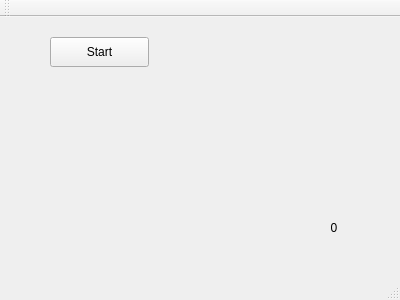
First picture: the form in gui.ui, repository zakeriPa/Lauflicht, before the edit.
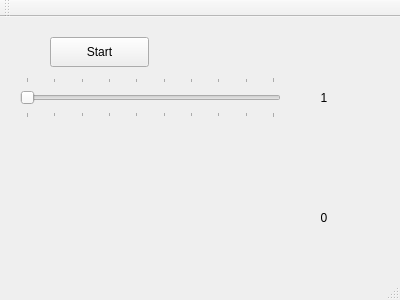
Second picture: the form after the edit.

What changed in the file:
```diff
--- a/gui.ui
+++ b/gui.ui
@@ -30,8 +30,8 @@
    <widget class="QLabel" name="blinkLabel">
     <property name="geometry">
      <rect>
-      <x>300</x>
-      <y>200</y>
+      <x>290</x>
+      <y>190</y>
       <width>68</width>
       <height>22</height>
      </rect>
@@ -43,6 +43,47 @@
      <set>Qt::AlignCenter</set>
     </property>
    </widget>
+   <widget class="QSlider" name="speedSlider">
+    <property name="geometry">
+     <rect>
+      <x>20</x>
+      <y>60</y>
+      <width>261</width>
+      <height>41</height>
+     </rect>
+    </property>
+    <property name="minimum">
+     <number>1</number>
+    </property>
+    <property name="maximum">
+     <number>10</number>
+    </property>
+    <property name="orientation">
+     <enum>Qt::Horizontal</enum>
+    </property>
+    <property name="tickPosition">
+     <enum>QSlider::TicksBothSides</enum>
+    </property>
+    <property name="tickInterval">
+     <number>1</number>
+    </property>
+   </widget>
+   <widget class="QLabel" name="speedLabel">
+    <property name="geometry">
+     <rect>
+      <x>290</x>
+      <y>70</y>
+      <width>68</width>
+      <height>22</height>
+     </rect>
+    </property>
+    <property name="text">
+     <string>1</string>
+    </property>
+    <property name="alignment">
+     <set>Qt::AlignCenter</set>
+    </property>
+   </widget>
   </widget>
   <widget class="QMenuBar" name="menuBar">
    <property name="geometry">
```
Left out of the diff: 19 changed lines with no effect on the pictures.
